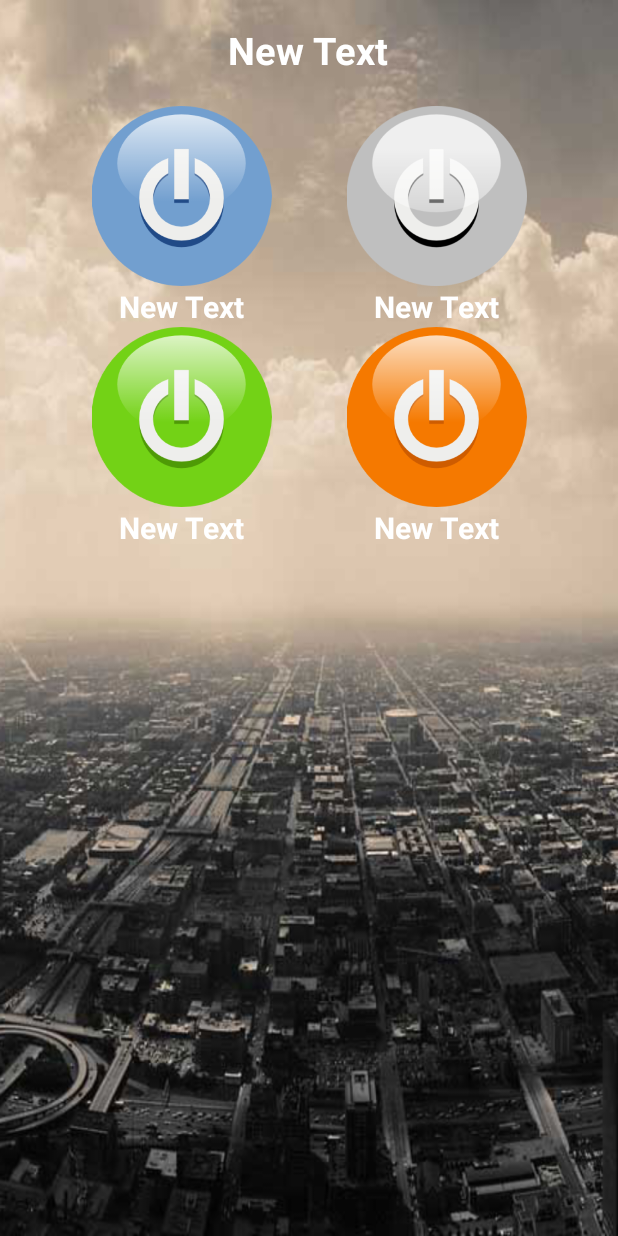
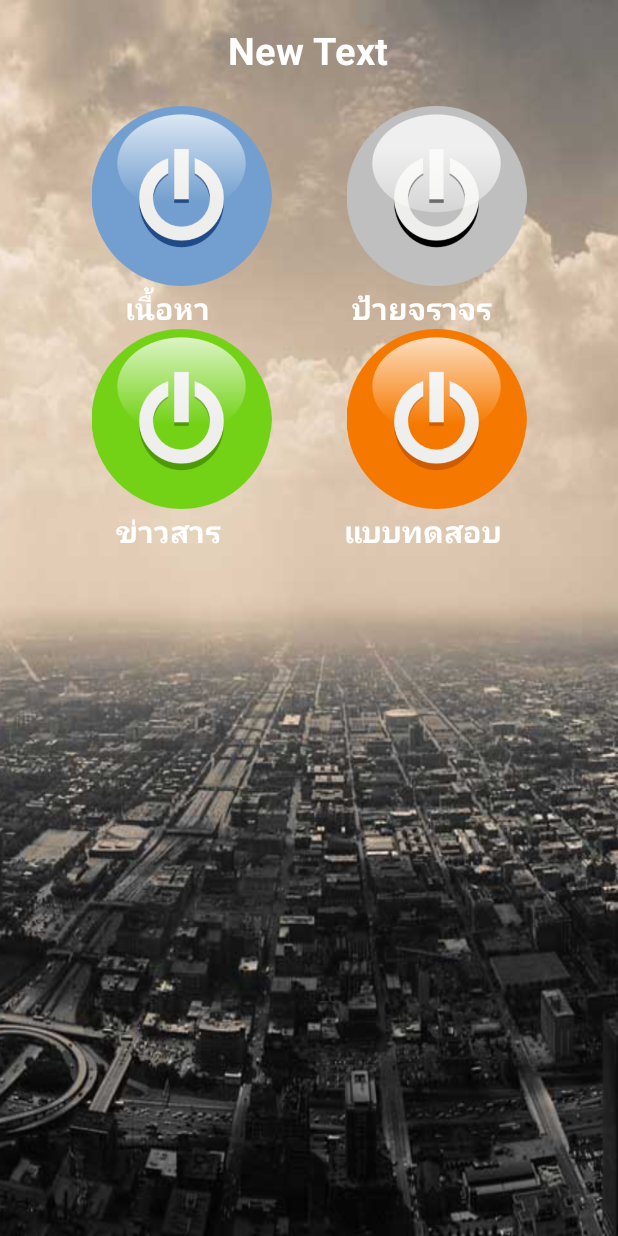
Before and after one commit to nuttanun/TestDrivingLicense, an Android app: the ServiceActivity screen opened directly, with no data from a screen before it, on a phone screen of 412 x 824 dp. Run offline under Robolectric (Android 15) with nearby library versions, the phone set to English and light mode, and no system bars; 2 statements that could not run were skipped.

Commit message:
Finnih 10Aug59

```diff
--- a/app/src/main/res/layout/activity_service.xml
+++ b/app/src/main/res/layout/activity_service.xml
@@ -55,7 +55,7 @@
             <TextView
                 android:layout_width="wrap_content"
                 android:layout_height="wrap_content"
-                android:text="New Text"
+                android:text="@string/b1"
                 android:id="@+id/textView9"
                 android:textSize="@dimen/h2"
                 android:textStyle="bold"
@@ -66,7 +66,7 @@
             <TextView
                 android:layout_width="wrap_content"
                 android:layout_height="wrap_content"
-                android:text="New Text"
+                android:text="@string/b3"
                 android:id="@+id/textView10"
                 android:textSize="@dimen/h2"
                 android:textStyle="bold"
@@ -103,7 +103,7 @@
             <TextView
                 android:layout_width="wrap_content"
                 android:layout_height="wrap_content"
-                android:text="New Text"
+                android:text="@string/b2"
                 android:id="@+id/textView11"
                 android:textSize="@dimen/h2"
                 android:textStyle="bold"
@@ -114,7 +114,7 @@
             <TextView
                 android:layout_width="wrap_content"
                 android:layout_height="wrap_content"
-                android:text="New Text"
+                android:text="@string/b4"
                 android:id="@+id/textView12"
                 android:textSize="@dimen/h2"
                 android:textStyle="bold"
--- a/app/src/main/res/values/strings.xml
+++ b/app/src/main/res/values/strings.xml
@@ -3,5 +3,9 @@
     <string name="signup">Sign Up</string>
 
     <string name="test">แบบทดสอบ</string>
+    <string name="b1">เนื้อหา</string>
+    <string name="b2">ข่าวสาร</string>
+    <string name="b3">ป้ายจราจร</string>
+    <string name="b4">แบบทดสอบ</string>
 
 </resources>
```
Also changed, not shown: app/src/main/java/com/rsu/nuttanun/testdrivingvlicense/LabalActivity.java (+13 -2 lines), app/src/main/res/drawable/b1.png (added).
